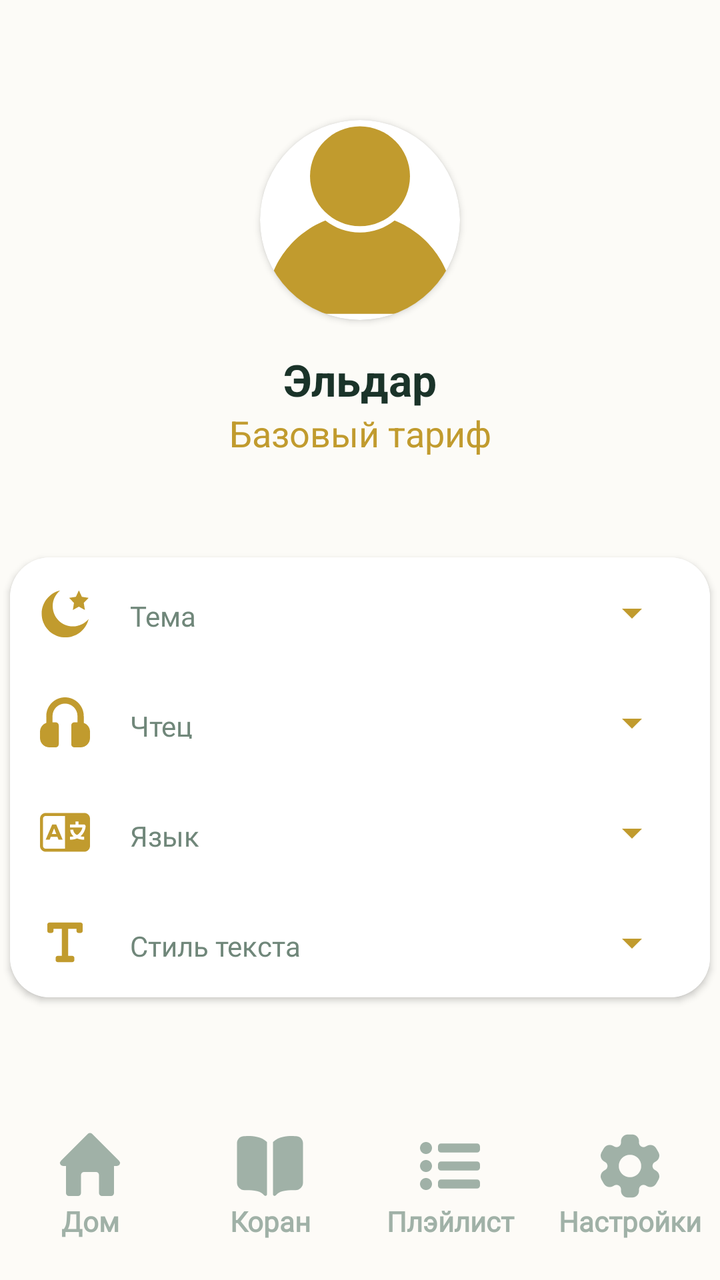
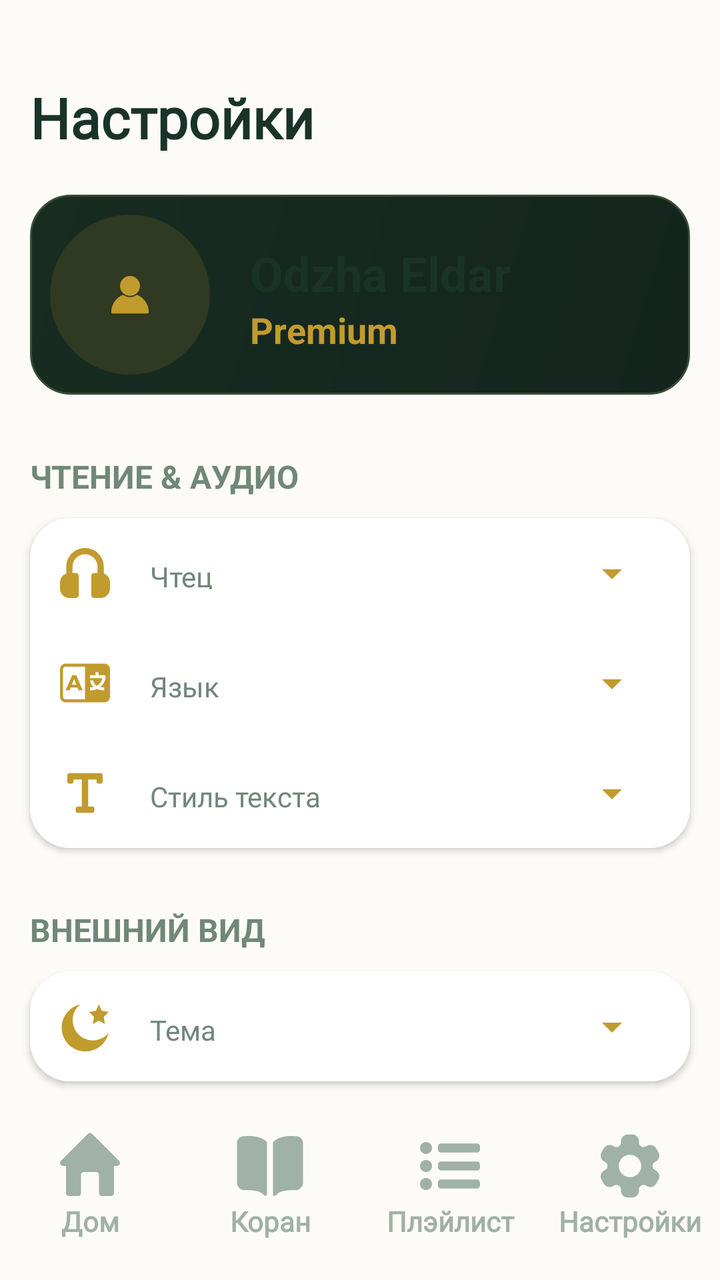

Two renders of the same Android screen: before a commit and after it. Below are the layout's source before the change and the commit's diff.
<!-- AndroidManifest.xml: application theme Theme.YchiCoran -->
<!-- res/layout/activity_settings.xml -->
<?xml version="1.0" encoding="utf-8"?>
<androidx.constraintlayout.widget.ConstraintLayout xmlns:android="http://schemas.android.com/apk/res/android"
    xmlns:app="http://schemas.android.com/apk/res-auto"
    xmlns:tools="http://schemas.android.com/tools"
    android:id="@+id/main"
    android:layout_width="match_parent"
    android:layout_height="match_parent"
    tools:context=".SettingsActivity">

    <androidx.cardview.widget.CardView
        android:id="@+id/UserIcon"
        android:layout_width="100dp"
        android:layout_height="100dp"
        android:layout_marginTop="60dp"
        app:cardCornerRadius="75dp"
        android:background="#00000000"
        app:layout_constraintEnd_toEndOf="parent"
        app:layout_constraintStart_toStartOf="parent"
        app:layout_constraintTop_toTopOf="parent">

        <ImageView
            android:id="@+id/img_user"
            android:layout_width="match_parent"
            android:layout_height="match_parent"
            android:src="@drawable/ic_settings_avatar" />
    </androidx.cardview.widget.CardView>

    <TextView
        android:id="@+id/user_name"
        android:layout_width="200dp"
        android:layout_height="wrap_content"
        android:gravity="center"
        android:textColor="@color/h1_text_color"
        android:textStyle="bold"
        android:textSize="22dp"
        android:layout_marginTop="15dp"
        android:text="@string/user_name"
        app:layout_constraintEnd_toEndOf="parent"
        app:layout_constraintStart_toStartOf="parent"
        app:layout_constraintTop_toBottomOf="@+id/UserIcon" />

    <TextView
        android:id="@+id/user_status"
        android:layout_width="wrap_content"
        android:layout_height="wrap_content"
        android:text="@string/user_status"
        android:textSize="18dp"
        android:textColor="@color/h2_text_color"
        app:layout_constraintEnd_toEndOf="parent"
        app:layout_constraintStart_toStartOf="parent"
        app:layout_constraintTop_toBottomOf="@+id/user_name" />

    <androidx.cardview.widget.CardView
        android:layout_width="350dp"
        app:cardCornerRadius="20dp"
        android:layout_height="wrap_content"
        android:layout_marginTop="50dp"
        android:background="@color/background_card"
        app:layout_constraintEnd_toEndOf="parent"
        app:layout_constraintStart_toStartOf="parent"
        app:layout_constraintTop_toBottomOf="@+id/user_status">

        <LinearLayout
            android:orientation="vertical"
            android:layout_width="match_parent"
            android:layout_height="wrap_content">
            <androidx.constraintlayout.widget.ConstraintLayout style="@style/block_settings">

                <ImageView
                    android:id="@+id/img_theme"
                    style="@style/img_settings"
                    android:src="@drawable/ic_settings_theme" />

                <TextView
                    android:id="@+id/text_theme"
                    style="@style/text_settings"
                    android:text="@string/text_setting_theme"
                    app:layout_constraintEnd_toStartOf="@+id/spinner_theme"
                    app:layout_constraintStart_toEndOf="@+id/img_theme" />

                <Spinner
                    android:id="@+id/spinner_theme"
                    style="@style/spriner_settings"/>
            </androidx.constraintlayout.widget.ConstraintLayout>

            <androidx.constraintlayout.widget.ConstraintLayout style="@style/block_settings">

                <ImageView

                    android:id="@+id/img_reader"
                    style="@style/img_settings"
                    android:src="@drawable/ic_settings_reader" />

                <TextView
                    android:id="@+id/text_reader"
                    style="@style/text_settings"
                    android:text="@string/text_setting_reader"
                    app:layout_constraintEnd_toStartOf="@+id/spinner_reader"
                    app:layout_constraintStart_toEndOf="@+id/img_reader"/>

                <Spinner
                    android:id="@+id/spinner_reader"
                    style="@style/spriner_settings"
                    android:prompt="@string/text_setting_theme"/>
            </androidx.constraintlayout.widget.ConstraintLayout>

            <androidx.constraintlayout.widget.ConstraintLayout style="@style/block_settings" >

                <ImageView
                    android:id="@+id/img_target_language"
                    style="@style/img_settings"
                    android:src="@drawable/ic_settings_language"/>

                <TextView
                    android:id="@+id/text_target_language"
                    style="@style/text_settings"
                    android:text="@string/text_setting_language"
                    app:layout_constraintEnd_toStartOf="@+id/spinner_target_language"
                    app:layout_constraintStart_toEndOf="@+id/img_target_language" />

                <Spinner
                    android:id="@+id/spinner_target_language"
                    style="@style/spriner_settings" />
            </androidx.constraintlayout.widget.ConstraintLayout>
            <androidx.constraintlayout.widget.ConstraintLayout style="@style/block_settings">

                <ImageView
                    android:id="@+id/img_style_text"
                    style="@style/img_settings"
                    android:src="@drawable/ic_settings_style_text"/>

                <TextView
                    android:id="@+id/text_style_text"
                    style="@style/text_settings"
                    android:text="@string/text_setting_style_text"
                    app:layout_constraintEnd_toStartOf="@+id/spinner_style_text"
                    app:layout_constraintStart_toEndOf="@+id/img_style_text"/>
                <Spinner
                    android:id="@+id/spinner_style_text"
                    style="@style/spriner_settings"/>
            </androidx.constraintlayout.widget.ConstraintLayout>




        </LinearLayout>


    </androidx.cardview.widget.CardView>

    <include layout="@layout/down_navbar" />

</androidx.constraintlayout.widget.ConstraintLayout>
<!-- res/layout/down_navbar.xml (included above) -->
<?xml version="1.0" encoding="utf-8"?>
<LinearLayout xmlns:android="http://schemas.android.com/apk/res/android"
    xmlns:app="http://schemas.android.com/apk/res-auto"
    android:id="@+id/down_menu"
    android:layout_width="match_parent"
    android:background="@color/background_nav_bar"
    android:layout_height="wrap_content"
    android:baselineAligned="false"
    android:orientation="horizontal"
    android:paddingBottom="20dp"
    android:paddingTop="5dp"
    app:layout_constraintBottom_toBottomOf="parent"
    app:layout_constraintEnd_toEndOf="parent"
    app:layout_constraintHorizontal_bias="0.55"
    app:layout_constraintStart_toStartOf="parent">
    <LinearLayout
        android:id="@+id/menu_home"
        style="@style/block_nav_bar">
        <ImageView
            android:id="@+id/img_menu_home"
            style="@style/img_nav_bar"
            app:srcCompat="@drawable/ic_menu_home" />
        <TextView
            android:id="@+id/text_menu_home"
            style="@style/text_nav_bar"
            android:text="@string/down_menu_home" />
    </LinearLayout>
    <LinearLayout
        android:id="@+id/menu_quran"
        style="@style/block_nav_bar">
        <ImageView
            android:id="@+id/img_menu_quran"
            style="@style/img_nav_bar"
            app:srcCompat="@drawable/ic_menu_quran" />
        <TextView
            android:id="@+id/text_menu_quran"
            style="@style/text_nav_bar"
            android:text="@string/down_menu_quran" />
    </LinearLayout>
    <LinearLayout
        android:id="@+id/menu_play_list"
        style="@style/block_nav_bar">
        <ImageView
            android:id="@+id/img_menu_play_list"
            style="@style/img_nav_bar"
            app:srcCompat="@drawable/ic_menu_play_list" />
        <TextView
            android:id="@+id/text_menu_play_list"
            style="@style/text_nav_bar"
            android:text="@string/down_menu_play_list" />
    </LinearLayout>
    <LinearLayout
        android:id="@+id/menu_settings"
        style="@style/block_nav_bar">

        <ImageView
            android:id="@+id/img_menu_settings"
            style="@style/img_nav_bar"
            app:srcCompat="@drawable/ic_menu_settings" />

        <TextView
            android:id="@+id/text_menu_settings"
            style="@style/text_nav_bar"
            android:text="@string/down_menu_settings" />
    </LinearLayout>
</LinearLayout>
<!-- resources referenced by this layout -->
<resources>
  <color name="background_card">#FFFFFF</color>
  <color name="background_nav_bar">#FDFBF7</color>
  <color name="h1_text_color">#1A3329</color>
  <color name="h2_text_color">#C19B2E</color>
  <!-- drawable ic_menu_home (drawable) -->
  ﻿<vector xmlns:android="http://schemas.android.com/apk/res/android" android:autoMirrored="true" android:height="800dp" android:viewportHeight="24" android:viewportWidth="24" android:width="800dp">
        
      <path android:fillColor="@color/down_nav_item_color" android:pathData="M21.71,10.29l-9,-9a1,1 0,0 0,-1.42 0l-9,9a1,1 0,0 0,-0.21 1.09A1,1 0,0 0,3 12H4v9a1,1 0,0 0,1 1H8a1,1 0,0 0,1 -1V15a1,1 0,0 1,1 -1h4a1,1 0,0 1,1 1v6a1,1 0,0 0,1 1h3a1,1 0,0 0,1 -1V12h1a1,1 0,0 0,0.92 -0.62A1,1 0,0 0,21.71 10.29Z"/>
      
  </vector>
  <string name="down_menu_home">Дом</string>
  <string name="down_menu_play_list">Плэйлист</string>
  <string name="down_menu_quran">Коран</string>
  <string name="down_menu_settings">Настройки</string>
  <string name="text_setting_language">Язык</string>
  <string name="text_setting_reader">Чтец</string>
  <string name="text_setting_style_text">Стиль текста</string>
  <string name="text_setting_theme">Тема</string>
  <string name="user_name">Эльдар</string>
  <string name="user_status">Базовый тариф</string>"
  <style name="block_nav_bar">
          <item name="android:layout_width">0dp</item>
          <item name="android:layout_weight">1</item>
          <item name="android:layout_height">match_parent</item>
          <item name="android:clickable">true</item>
          <item name="android:orientation">vertical</item>
      </style>
  <style name="block_settings">
          <item name="android:layout_width">match_parent</item>
          <item name="android:layout_height">wrap_content</item>
          <item name="android:padding">15dp</item>
          <item name="android:background">@color/background_card</item>
      </style>
  <style name="img_nav_bar">
          <item name="android:layout_width">36dp</item>
          <item name="android:layout_height">36dp</item>
          <item name="android:layout_gravity">center</item>
      </style>
  <style name="img_settings">
          <item name="android:layout_width">25dp</item>
          <item name="android:layout_height">25dp</item>
          <item name="android:layout_gravity">start</item>
          <item name="layout_constraintBottom_toBottomOf">parent</item>
          <item name="layout_constraintStart_toStartOf">parent</item>
          <item name="layout_constraintTop_toTopOf">parent</item>
      </style>
  <style name="text_nav_bar">
          <item name="android:textAlignment">center</item>
          <item name="android:fontFamily">@font/inter</item>
          <item name="android:textColor">@color/down_nav_item_color</item>
          <item name="android:textStyle">bold</item>
          <item name="android:layout_width">match_parent</item>
          <item name="android:layout_height">wrap_content</item>
      </style>
  <style name="Theme.YchiCoran" parent="Base.Theme.YchiCoran" />
  <color name="down_nav_item_color">#A0B1A7</color>
  <color name="background_activ_element">#C19B2E</color>
  <color name="standart_txt">#70877A</color>
  <color name="background_layout">#FCFBF7</color>
  <!-- unchanged entries left out for length: 11 -->
</resources>

<!-- the commit's change to res/layout/activity_settings.xml (unified diff, before → after) -->
@@ -5,150 +5,267 @@
     android:id="@+id/main"
     android:layout_width="match_parent"
     android:layout_height="match_parent"
-    tools:context=".SettingsActivity">
+    android:paddingTop="20dp">
+
+    <TextView
+        android:id="@+id/title_settings"
+        android:layout_width="wrap_content"
+        android:layout_height="wrap_content"
+        android:layout_marginStart="15dp"
+        android:layout_marginTop="20dp"
+        android:fontFamily="@font/merriweather_bold"
+        android:text="@string/down_menu_settings"
+        android:textColor="@color/h1_text_color"
+        android:textSize="28dp"
+        android:textStyle="bold"
+        app:layout_constraintStart_toStartOf="parent"
+        app:layout_constraintTop_toTopOf="parent" />
+
+
+    <androidx.constraintlayout.widget.ConstraintLayout
+        android:id="@+id/constraintLayout2"
+        android:layout_width="0dp"
+        android:layout_height="100dp"
+        android:layout_marginStart="15dp"
+        android:layout_marginEnd="15dp"
+        android:layout_marginTop="20dp"
+        android:background="@drawable/card_gradiend"
+        android:padding="10dp"
+        app:layout_constraintEnd_toEndOf="parent"
+        app:layout_constraintStart_toStartOf="parent"
+        app:layout_constraintTop_toBottomOf="@+id/title_settings">
+
+        <ImageView
+            android:id="@+id/avatar_settings"
+            android:layout_width="80dp"
+            android:layout_height="match_parent"
+            android:background="@drawable/yelov_cyrell"
+            android:padding="30dp"
+            android:src="@drawable/ic_settings_avatar"
+            app:layout_constraintBottom_toBottomOf="parent"
+            app:layout_constraintLeft_toLeftOf="parent"
+            app:layout_constraintTop_toTopOf="parent" />
+
+        <TextView
+            android:id="@+id/UserName"
+            android:layout_width="wrap_content"
+            android:layout_height="wrap_content"
+            android:layout_marginLeft="20dp"
+            android:text="Odzha Eldar"
+            android:textColor="@color/h1_text_color"
+            android:textSize="24dp"
+            android:textStyle="bold"
+            app:layout_constraintBottom_toBottomOf="parent"
+            app:layout_constraintStart_toEndOf="@+id/avatar_settings"
+            app:layout_constraintTop_toTopOf="parent"
+            app:layout_constraintVertical_bias="0.26999998" />
+
+        <TextView
+            android:id="@+id/User_status"
+            android:layout_width="wrap_content"
+            android:layout_height="wrap_content"
+            android:layout_marginLeft="20dp"
+            android:text="Premium"
+            android:textColor="@color/h2_text_color"
+            android:textSize="18dp"
+            android:textStyle="bold"
+            app:layout_constraintStart_toEndOf="@+id/avatar_settings"
+            app:layout_constraintTop_toBottomOf="@+id/UserName" />
+
+
+    </androidx.constraintlayout.widget.ConstraintLayout>
+
+    <TextView
+        android:id="@+id/title_reading"
+        android:layout_width="wrap_content"
+        android:layout_height="wrap_content"
+        android:layout_marginStart="15dp"
+        android:layout_marginTop="30dp"
+        android:text="@string/title_seting_read"
+        android:textColor="@color/standart_txt"
+        android:textSize="16dp"
+        android:textStyle="bold"
+        app:layout_constraintStart_toStartOf="parent"
+        app:layout_constraintTop_toBottomOf="@+id/constraintLayout2" />
 
     <androidx.cardview.widget.CardView
-        android:id="@+id/UserIcon"
-        android:layout_width="100dp"
-        android:layout_height="100dp"
-        android:layout_marginTop="60dp"
-        app:cardCornerRadius="75dp"
-        android:background="#00000000"
+        android:id="@+id/cardView"
+        android:layout_width="0dp"
+        android:layout_height="wrap_content"
+        android:layout_marginStart="15dp"
+        android:layout_marginEnd="15dp"
+        android:layout_marginTop="10dp"
+        android:background="@color/background_card"
+        app:cardCornerRadius="20dp"
         app:layout_constraintEnd_toEndOf="parent"
         app:layout_constraintStart_toStartOf="parent"
-        app:layout_constraintTop_toTopOf="parent">
-
-        <ImageView
-            android:id="@+id/img_user"
+        app:layout_constraintTop_toBottomOf="@+id/title_reading">
+
+        <LinearLayout
             android:layout_width="match_parent"
-            android:layout_height="match_parent"
-            android:src="@drawable/ic_settings_avatar" />
+            android:layout_height="wrap_content"
+            android:orientation="vertical">
+
+
+            <androidx.constraintlayout.widget.ConstraintLayout style="@style/block_settings">
+
+                <ImageView
+                    android:id="@+id/img_reader"
+                    style="@style/img_settings"
+                    android:src="@drawable/ic_settings_reader"
+                    app:layout_constraintBottom_toBottomOf="parent"
+                    app:layout_constraintStart_toStartOf="parent"
+                    app:layout_constraintTop_toTopOf="parent" />
+
+                <TextView
+                    android:id="@+id/text_reader"
+                    style="@style/text_settings"
+                    android:text="@string/text_setting_reader"
+                    app:layout_constraintBottom_toBottomOf="parent"
+                    app:layout_constraintEnd_toStartOf="@+id/spinner_reader"
+                    app:layout_constraintStart_toEndOf="@+id/img_reader"
+                    app:layout_constraintTop_toTopOf="parent" />
+
+                <Spinner
+                    android:id="@+id/spinner_reader"
+                    style="@style/spriner_settings"
+                    android:prompt="@string/text_setting_theme"
+                    app:layout_constraintBottom_toBottomOf="parent"
+                    app:layout_constraintEnd_toEndOf="parent"
+                    app:layout_constraintTop_toTopOf="parent" />
+            </androidx.constraintlayout.widget.ConstraintLayout>
+
+            <androidx.constraintlayout.widget.ConstraintLayout style="@style/block_settings">
+
+                <ImageView
+                    android:id="@+id/img_target_language"
+                    style="@style/img_settings"
+                    android:src="@drawable/ic_settings_language"
+                    app:layout_constraintBottom_toBottomOf="parent"
+                    app:layout_constraintStart_toStartOf="parent"
+                    app:layout_constraintTop_toTopOf="parent" />
+
+                <TextView
+                    android:id="@+id/text_target_language"
+                    style="@style/text_settings"
+                    android:text="@string/text_setting_language"
+                    app:layout_constraintBottom_toBottomOf="parent"
+                    app:layout_constraintEnd_toStartOf="@+id/spinner_target_language"
+                    app:layout_constraintStart_toEndOf="@+id/img_target_language"
+                    app:layout_constraintTop_toTopOf="parent" />
+
+                <Spinner
+                    android:id="@+id/spinner_target_language"
+                    style="@style/spriner_settings"
+                    app:layout_constraintBottom_toBottomOf="parent"
+                    app:layout_constraintEnd_toEndOf="parent"
+                    app:layout_constraintTop_toTopOf="parent" />
+            </androidx.constraintlayout.widget.ConstraintLayout>
+
+            <androidx.constraintlayout.widget.ConstraintLayout style="@style/block_settings">
+
+                <ImageView
+                    android:id="@+id/img_style_text"
+                    style="@style/img_settings"
+                    android:src="@drawable/ic_settings_style_text"
+                    app:layout_constraintBottom_toBottomOf="parent"
+                    app:layout_constraintStart_toStartOf="parent"
+                    app:layout_constraintTop_toTopOf="parent" />
+
+                <TextView
+                    android:id="@+id/text_style_text"
+                    style="@style/text_settings"
+                    android:text="@string/text_setting_style_text"
+                    app:layout_constraintBottom_toBottomOf="parent"
+                    app:layout_constraintEnd_toStartOf="@+id/spinner_style_text"
+                    app:layout_constraintStart_toEndOf="@+id/img_style_text"
+                    app:layout_constraintTop_toTopOf="parent" />
+
+                <Spinner
+                    android:id="@+id/spinner_style_text"
+                    style="@style/spriner_settings"
+                    app:layout_constraintBottom_toBottomOf="parent"
+                    app:layout_constraintEnd_toEndOf="parent"
+                    app:layout_constraintTop_toTopOf="parent" />
+
+            </androidx.constraintlayout.widget.ConstraintLayout>
+
+
+        </LinearLayout>
     </androidx.cardview.widget.CardView>
 
     <TextView
-        android:id="@+id/user_name"
-        android:layout_width="200dp"
-        android:layout_height="wrap_content"
-        android:gravity="center"
-        android:textColor="@color/h1_text_color"
+        android:id="@+id/setting_them"
+        android:layout_width="wrap_content"
+        android:layout_height="wrap_content"
+        android:layout_marginStart="15dp"
+        android:layout_marginTop="30dp"
+        android:text="@string/title_seting_them"
+        android:textColor="@color/standart_txt"
+        android:textSize="16dp"
         android:textStyle="bold"
-        android:textSize="22dp"
-        android:layout_marginTop="15dp"
-        android:text="@string/user_name"
+        app:layout_constraintStart_toStartOf="parent"
+        app:layout_constraintTop_toBottomOf="@+id/cardView" />
+
+    <androidx.cardview.widget.CardView
+        android:id="@+id/block_theme"
+        android:layout_width="0dp"
+        android:layout_height="wrap_content"
+        android:layout_marginStart="15dp"
+        android:layout_marginEnd="15dp"
+        android:layout_marginTop="10dp"
+        android:background="@color/background_card"
+        app:cardCornerRadius="20dp"
         app:layout_constraintEnd_toEndOf="parent"
         app:layout_constraintStart_toStartOf="parent"
-        app:layout_constraintTop_toBottomOf="@+id/UserIcon" />
-
-    <TextView
-        android:id="@+id/user_status"
-        android:layout_width="wrap_content"
-        android:layout_height="wrap_content"
-        android:text="@string/user_status"
-        android:textSize="18dp"
-        android:textColor="@color/h2_text_color"
-        app:layout_constraintEnd_toEndOf="parent"
-        app:layout_constraintStart_toStartOf="parent"
-        app:layout_constraintTop_toBottomOf="@+id/user_name" />
-
-    <androidx.cardview.widget.CardView
-        android:layout_width="350dp"
-        app:cardCornerRadius="20dp"
-        android:layout_height="wrap_content"
-        android:layout_marginTop="50dp"
-        android:background="@color/background_card"
-        app:layout_constraintEnd_toEndOf="parent"
-        app:layout_constraintStart_toStartOf="parent"
-        app:layout_constraintTop_toBottomOf="@+id/user_status">
+        app:layout_constraintTop_toBottomOf="@+id/setting_them">
+
 
         <LinearLayout
-            android:orientation="vertical"
             android:layout_width="match_parent"
-            android:layout_height="wrap_content">
+            android:layout_height="wrap_content"
+            android:orientation="vertical">
+
             <androidx.constraintlayout.widget.ConstraintLayout style="@style/block_settings">
 
                 <ImageView
                     android:id="@+id/img_theme"
                     style="@style/img_settings"
-                    android:src="@drawable/ic_settings_theme" />
+                    android:src="@drawable/ic_settings_theme"
+                    app:layout_constraintBottom_toBottomOf="parent"
+                    app:layout_constraintStart_toStartOf="parent"
+                    app:layout_constraintTop_toTopOf="parent" />
 
                 <TextView
                     android:id="@+id/text_theme"
                     style="@style/text_settings"
                     android:text="@string/text_setting_theme"
+                    app:layout_constraintBottom_toBottomOf="parent"
                     app:layout_constraintEnd_toStartOf="@+id/spinner_theme"
-                    app:layout_constraintStart_toEndOf="@+id/img_theme" />
+                    app:layout_constraintStart_toEndOf="@+id/img_theme"
+                    app:layout_constraintTop_toTopOf="parent" />
 
                 <Spinner
                     android:id="@+id/spinner_theme"
-                    style="@style/spriner_settings"/>
+                    style="@style/spriner_settings"
+                    app:layout_constraintBottom_toBottomOf="parent"
+                    app:layout_constraintEnd_toEndOf="parent"
+                    app:layout_constraintTop_toTopOf="parent" />
+
             </androidx.constraintlayout.widget.ConstraintLayout>
-
-            <androidx.constraintlayout.widget.ConstraintLayout style="@style/block_settings">
-
-                <ImageView
-
-                    android:id="@+id/img_reader"
-                    style="@style/img_settings"
-                    android:src="@drawable/ic_settings_reader" />
-
-                <TextView
-                    android:id="@+id/text_reader"
-                    style="@style/text_settings"
-                    android:text="@string/text_setting_reader"
-                    app:layout_constraintEnd_toStartOf="@+id/spinner_reader"
-                    app:layout_constraintStart_toEndOf="@+id/img_reader"/>
-
-                <Spinner
-                    android:id="@+id/spinner_reader"
-                    style="@style/spriner_settings"
-                    android:prompt="@string/text_setting_theme"/>
-            </androidx.constraintlayout.widget.ConstraintLayout>
-
-            <androidx.constraintlayout.widget.ConstraintLayout style="@style/block_settings" >
-
-                <ImageView
-                    android:id="@+id/img_target_language"
-                    style="@style/img_settings"
-                    android:src="@drawable/ic_settings_language"/>
-
-                <TextView
-                    android:id="@+id/text_target_language"
-                    style="@style/text_settings"
-                    android:text="@string/text_setting_language"
-                    app:layout_constraintEnd_toStartOf="@+id/spinner_target_language"
-                    app:layout_constraintStart_toEndOf="@+id/img_target_language" />
-
-                <Spinner
-                    android:id="@+id/spinner_target_language"
-                    style="@style/spriner_settings" />
-            </androidx.constraintlayout.widget.ConstraintLayout>
-            <androidx.constraintlayout.widget.ConstraintLayout style="@style/block_settings">
-
-                <ImageView
-                    android:id="@+id/img_style_text"
-                    style="@style/img_settings"
-                    android:src="@drawable/ic_settings_style_text"/>
-
-                <TextView
-                    android:id="@+id/text_style_text"
-                    style="@style/text_settings"
-                    android:text="@string/text_setting_style_text"
-                    app:layout_constraintEnd_toStartOf="@+id/spinner_style_text"
-                    app:layout_constraintStart_toEndOf="@+id/img_style_text"/>
-                <Spinner
-                    android:id="@+id/spinner_style_text"
-                    style="@style/spriner_settings"/>
-            </androidx.constraintlayout.widget.ConstraintLayout>
-
-
-
-
         </LinearLayout>
-
-
     </androidx.cardview.widget.CardView>
 
-    <include layout="@layout/down_navbar" />
+
+    <include
+        layout="@layout/down_navbar"
+        android:layout_width="match_parent"
+        android:layout_height="wrap_content"
+        app:layout_constraintBottom_toBottomOf="parent"
+        app:layout_constraintEnd_toEndOf="parent"
+        app:layout_constraintStart_toStartOf="parent" />
+
+
 
 </androidx.constraintlayout.widget.ConstraintLayout>
 <!-- res/layout/down_navbar.xml (included above) -->
<!-- resource entries referenced after the edit -->
@@ -10,6 +10,13 @@
       <path android:fillColor="@color/down_nav_item_color" android:pathData="M21.71,10.29l-9,-9a1,1 0,0 0,-1.42 0l-9,9a1,1 0,0 0,-0.21 1.09A1,1 0,0 0,3 12H4v9a1,1 0,0 0,1 1H8a1,1 0,0 0,1 -1V15a1,1 0,0 1,1 -1h4a1,1 0,0 1,1 1v6a1,1 0,0 0,1 1h3a1,1 0,0 0,1 -1V12h1a1,1 0,0 0,0.92 -0.62A1,1 0,0 0,21.71 10.29Z"/>
       
   </vector>
+  <!-- drawable yelov_cyrell (drawable) -->
+  <?xml version="1.0" encoding="utf-8"?>
+  <shape xmlns:android="http://schemas.android.com/apk/res/android">
+      <solid android:color="#303921"/>
+      <corners android:radius="50dp"/>
+  
+  </shape>
   <string name="down_menu_home">Дом</string>
   <string name="down_menu_play_list">Плэйлист</string>
   <string name="down_menu_quran">Коран</string>
@@ -18,8 +25,8 @@
   <string name="text_setting_reader">Чтец</string>
   <string name="text_setting_style_text">Стиль текста</string>
   <string name="text_setting_theme">Тема</string>
-  <string name="user_name">Эльдар</string>
-  <string name="user_status">Базовый тариф</string>"
+  <string name="title_seting_read">ЧТЕНИЕ &amp; АУДИО</string>
+  <string name="title_seting_them">ВНЕШНИЙ ВИД</string>
   <style name="block_nav_bar">
           <item name="android:layout_width">0dp</item>
           <item name="android:layout_weight">1</item>
@@ -58,6 +65,22 @@
   <color name="down_nav_item_color">#A0B1A7</color>
   <color name="background_activ_element">#C19B2E</color>
   <color name="standart_txt">#70877A</color>
+  <!-- drawable card_gradiend (drawable) -->
+  <?xml version="1.0" encoding="utf-8"?>
+  <shape xmlns:android="http://schemas.android.com/apk/res/android"
+      android:shape="rectangle">
+      
+      <gradient
+          android:startColor="#13251C"
+          android:endColor="#182C22"
+          android:angle="135"
+          android:type="linear" />
+      <corners android:radius="20dp" />
+  
+      <stroke
+          android:width="1dp"
+          android:color="#3A4B36" />
+  </shape>
   <color name="background_layout">#FCFBF7</color>
   <!-- unchanged entries left out for length: 11 -->
 </resources>
